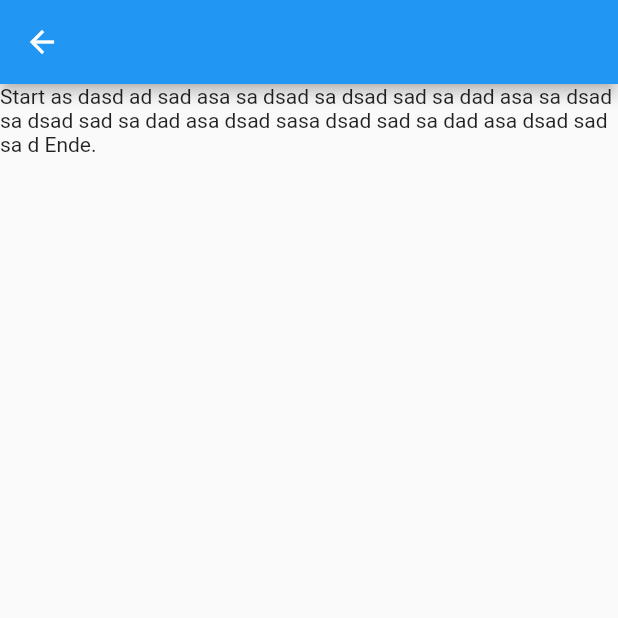
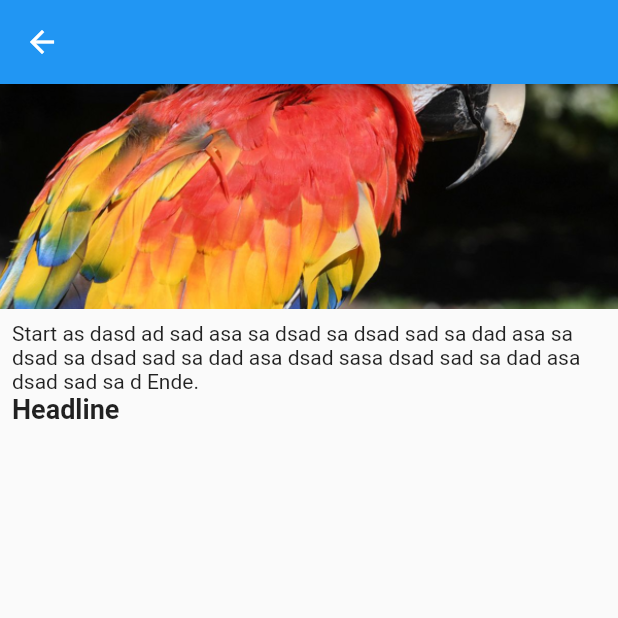
Before and after one commit to DarioDomiDE/Flutter-Boilerplate, a Flutter app: the DetailScreen screen opened directly with empty values, on a phone screen of 412 x 824 dp, the top half of it. Run offline on Flutter 3.47's test engine with Material 2 defaults, Android fonts, the phone set to English and light mode, and no system bars.

Commit message:
added styled hashtags on detail-page

```diff
--- a/lib/detailScreen.dart
+++ b/lib/detailScreen.dart
@@ -1,9 +1,9 @@
 import 'package:flutter/material.dart';
-import 'obj/hashtagData.dart';
+import 'obj/photoData.dart';
 
 class DetailScreen extends StatelessWidget {
   const DetailScreen({Key? key, required this.data}) : super(key: key);
-  final HashtagData data;
+  final PhotoData data;
 
   @override
   Widget build(BuildContext context) {
@@ -14,30 +14,78 @@ class DetailScreen extends StatelessWidget {
         ),
       ),
       body: Column(children: [
+        Image(
+          image: AssetImage('assets/image1.png'),
+          fit: BoxFit.cover,
+          height: 150,
+          width: MediaQuery.of(context).size.width,
+        ),
+        Padding(
+          padding: const EdgeInsets.all(8.0),
+          child: Column(
+            children: [
               Text(
                 'Start as dasd ad sad asa sa dsad sa dsad sad sa dad asa sa dsad sa dsad sad sa dad asa dsad sasa dsad sad sa dad asa dsad sad sa d Ende.',
                 overflow: TextOverflow.clip,
               ),
-        Row(children: [
+              SizedBox(
+                width: double.infinity,
+                child: Text(
+                  'Headline',
+                  overflow: TextOverflow.clip,
+                  style: TextStyle(
+                    fontSize: 18,
+                    fontWeight: FontWeight.bold,
+                  ),
+                ),
+              ),
+              SizedBox(
+                width: double.infinity,
+                child: Wrap(
+                  children: [
                     ...data.hashtags.map(
-            (hashtag) => Container(
-              padding: EdgeInsets.symmetric(vertical: 8, horizontal: 16),
+                      (hashtag) => TextButton(
+                        onPressed: () {},
+                        child: Container(
+                          padding:
+                              EdgeInsets.symmetric(vertical: 8, horizontal: 16),
                           child: Text(
-                '#' + hashtag,
+                            '#' + hashtag.title,
                             style: TextStyle(
-                  fontSize: 14,
+                              fontSize: 12,
+                              color: hashtag.isSelected
+                                  ? Colors.white
+                                  : Colors.black,
                             ),
-                textAlign: TextAlign.center,
                           ),
                           decoration: BoxDecoration(
-                border: Border.all(color: Colors.black, width: 1),
                             borderRadius: BorderRadius.circular(6),
+                            gradient: hashtag.isSelected
+                                ? LinearGradient(
+                                    begin: Alignment.topRight,
+                                    end: Alignment.bottomLeft,
+                                    colors: [
+                                      Color.fromRGBO(255, 140, 100, 1),
+                                      Color.fromRGBO(255, 80, 112, 1),
+                                    ],
+                                  )
+                                : null,
                             color: Color.fromRGBO(230, 230, 230, 1),
                           ),
                           margin: EdgeInsets.all(4),
                         ),
+                        style: ButtonStyle(
+                          padding: MaterialStateProperty.all<EdgeInsets>(
+                              EdgeInsets.all(0)),
+                        ),
+                      ),
                     )
-        ]),
+                  ],
+                ),
+              ),
+            ],
+          ),
+        )
       ]),
     );
   }
--- a/lib/main.dart
+++ b/lib/main.dart
@@ -49,9 +49,7 @@ class MainScreenState extends State<MainScreen> {
       appBar: AppBar(
         title: Text(widget.title),
       ),
-      body: Center(
-        child: _widgetOptions.elementAt(_selectedPage),
-      ),
+      body: _widgetOptions.elementAt(_selectedPage),
       floatingActionButton: FloatingActionButton(
         onPressed: () => {},
         tooltip: 'Increment',
--- a/lib/obj/hashtagData.dart
+++ b/lib/obj/hashtagData.dart
@@ -1,5 +1,5 @@
 class HashtagData {
-  HashtagData(this.title, this.hashtags);
+  HashtagData(this.title, this.isSelected);
   final String title;
-  final List<String> hashtags;
+  final bool isSelected;
 }
--- /dev/null
+++ b/lib/obj/photoData.dart
@@ -0,0 +1,7 @@
+import 'hashtagData.dart';
+
+class PhotoData {
+  PhotoData(this.title, this.hashtags);
+  final String title;
+  final List<HashtagData> hashtags;
+}
--- a/lib/quizScreen.dart
+++ b/lib/quizScreen.dart
@@ -43,8 +43,7 @@ class QuizScreenState extends State<QuizScreen> {
   @override
   Widget build(BuildContext context) {
     return Scaffold(
-      body: Center(
-        child: Column(children: [
+      body: Column(children: [
         Question((index + 1).toString() + ': ' + data[index].question),
         Row(
           children: [
@@ -53,7 +52,6 @@ class QuizScreenState extends State<QuizScreen> {
           ],
         ),
       ]),
-      ),
     );
   }
 }
```
Also changed, not shown: lib/history.dart (+5 -2 lines), lib/historyItem.dart (+11 -9 lines). Lines whose indentation alone changed are shown as unchanged.
